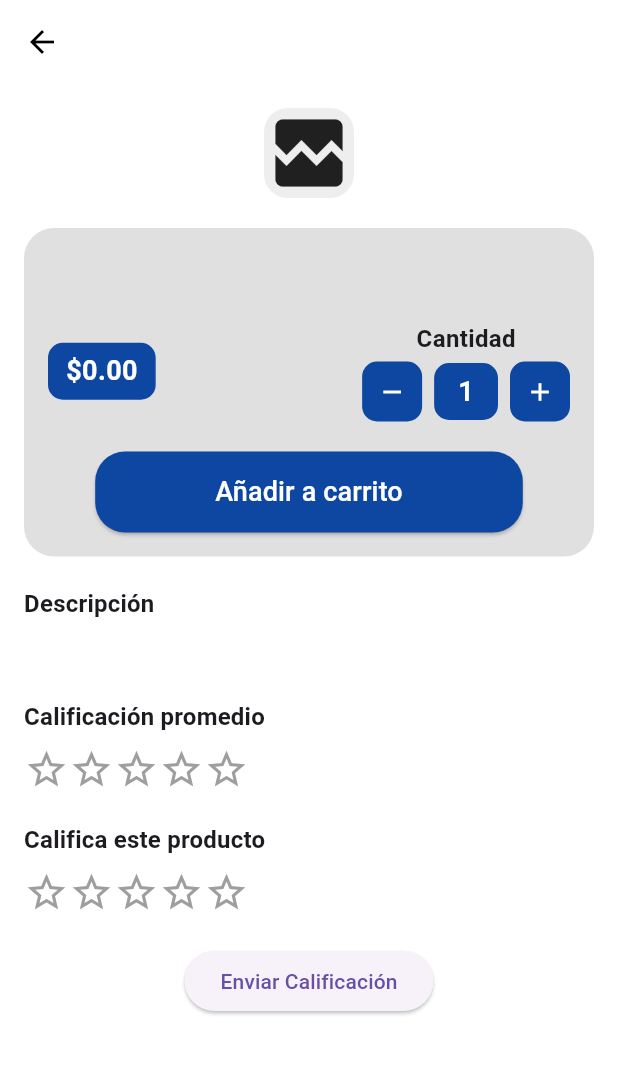
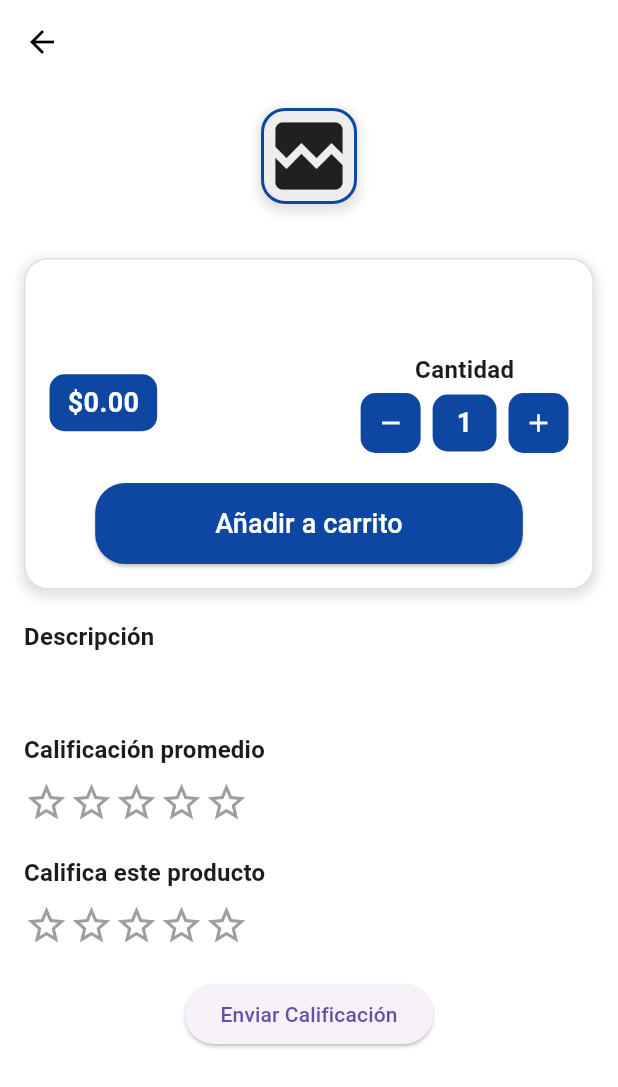
Before and after one commit to Pavito15/movilesProject, a Flutter app: the DetalleProductoScreen screen opened directly with empty values, on a phone screen of 412 x 824 dp. Shown: the top 1087 px of the screen. Run offline on Flutter 3.47's test engine with Material 3 defaults, Android fonts, the light colour scheme and no system bars; drawn by our look-alikes of custom_rating_bar; our stand-ins replace cloud_firestore, firebase_auth, firebase_core, firebase_messaging, firebase_storage, google_sign_in and 1 more; accounts and stored records are empty; network calls fail.

Commit message:
cambios en productos y carrito

```diff
--- a/lib/provider/card_provider.dart
+++ b/lib/provider/card_provider.dart
@@ -28,6 +28,7 @@ class CartProvider extends ChangeNotifier {
     notifyListeners();
   }
 
+
   void clearCart() {
     _items.clear(); // Vacía la lista de productos en el carrito
     notifyListeners(); // Notifica a los widgets que escuchan cambios
--- a/lib/screens/producto_details.dart
+++ b/lib/screens/producto_details.dart
@@ -18,15 +18,15 @@ class DetalleProductoScreen extends StatefulWidget {
 
 class DetalleProductoScreenState extends State<DetalleProductoScreen> {
   int cantidad = 1;
-  double userRating = 0.0; // Calificación del usuario
-  final int _selectedPageIndex = 2; // Indica que estamos en la pestaña de "Productos"
+  double userRating = 0.0;
+  final int _selectedPageIndex = 2;
 
   void _selectPage(int index) {
-    if (index == _selectedPageIndex) return; // Si ya está en la pestaña, no hacer nada
+    if (index == _selectedPageIndex) return;
 
     Navigator.pushReplacement(
       context,
-      MaterialPageRoute(builder: (context) => const TabsScreen()), // Regresa a TabsScreen
+      MaterialPageRoute(builder: (context) => const TabsScreen()),
     );
   }
 
@@ -51,14 +51,12 @@ class DetalleProductoScreenState extends State<DetalleProductoScreen> {
         });
       });
 
-      // ✅ Verificación de que el widget sigue montado
       if (!mounted) return;
 
       ScaffoldMessenger.of(context).showSnackBar(
         const SnackBar(content: Text('Gracias por calificar el producto')),
       );
     } catch (e) {
-      // ✅ Verificación de que el widget sigue montado
       if (!mounted) return;
 
       ScaffoldMessenger.of(context).showSnackBar(
@@ -83,11 +81,24 @@ class DetalleProductoScreenState extends State<DetalleProductoScreen> {
         padding: const EdgeInsets.all(16),
         child: Column(
           children: [
-            // Imagen proporcional y centrada
+            // Imagen proporcional y centrada con borde azul
             Container(
+              margin: const EdgeInsets.only(bottom: 16),
               decoration: BoxDecoration(
                 borderRadius: BorderRadius.circular(16),
                 color: Colors.grey[200],
+                border: Border.all(
+                  color: Colors.blue.shade900, // Borde azul
+                  width: 2, // Grosor del borde
+                ),
+                boxShadow: [
+                  BoxShadow(
+                    color: Colors.grey.withOpacity(0.3),
+                    spreadRadius: 2,
+                    blurRadius: 5,
+                    offset: const Offset(0, 3),
+                  ),
+                ],
               ),
               clipBehavior: Clip.antiAlias,
               child: widget.producto.imagen.startsWith('/')
@@ -112,8 +123,20 @@ class DetalleProductoScreenState extends State<DetalleProductoScreen> {
             Container(
               padding: const EdgeInsets.all(16),
               decoration: BoxDecoration(
-                color: Colors.grey.shade300,
-                borderRadius: BorderRadius.circular(20),
+                color: Colors.white,
+                borderRadius: BorderRadius.circular(16),
+                border: Border.all(
+                  color: Colors.grey.shade300,
+                  width: 1,
+                ),
+                boxShadow: [
+                  BoxShadow(
+                    color: Colors.grey.withOpacity(0.3),
+                    spreadRadius: 2,
+                    blurRadius: 5,
+                    offset: const Offset(0, 3),
+                  ),
+                ],
               ),
               child: Column(
                 crossAxisAlignment: CrossAxisAlignment.start,
--- a/lib/widgets/home.dart
+++ b/lib/widgets/home.dart
@@ -2,7 +2,6 @@ import 'package:flutter/material.dart';
 import 'package:cloud_firestore/cloud_firestore.dart';
 import '../models/productos.dart';
 import 'producto_item.dart';
-import 'package:project_v1/widgets/menus/menu.dart';
 
 class HomeWidget extends StatefulWidget {
   const HomeWidget({super.key, required this.onTabSelected});
@@ -42,7 +41,7 @@ class _HomeWidgetState extends State<HomeWidget> {
   @override
   Widget build(BuildContext context) {
     return Scaffold(
-      drawer: MenuDrawer(carrito: [], onTabSelected: widget.onTabSelected),
+      // Eliminamos la propiedad `drawer`
       // RefeshIndicator para permitir la actualización de la lista al arrastrar hacia abajo
       body: RefreshIndicator(
         onRefresh: _fetchProductos,
```
Also changed, not shown: lib/provider/theme_provider.dart (added, +12 -0 lines), lib/screens/profile/profile.dart (+79 -48 lines), lib/screens/shoppy_car.dart (+16 -2 lines), lib/screens/tabs.dart (+4 -8 lines).
